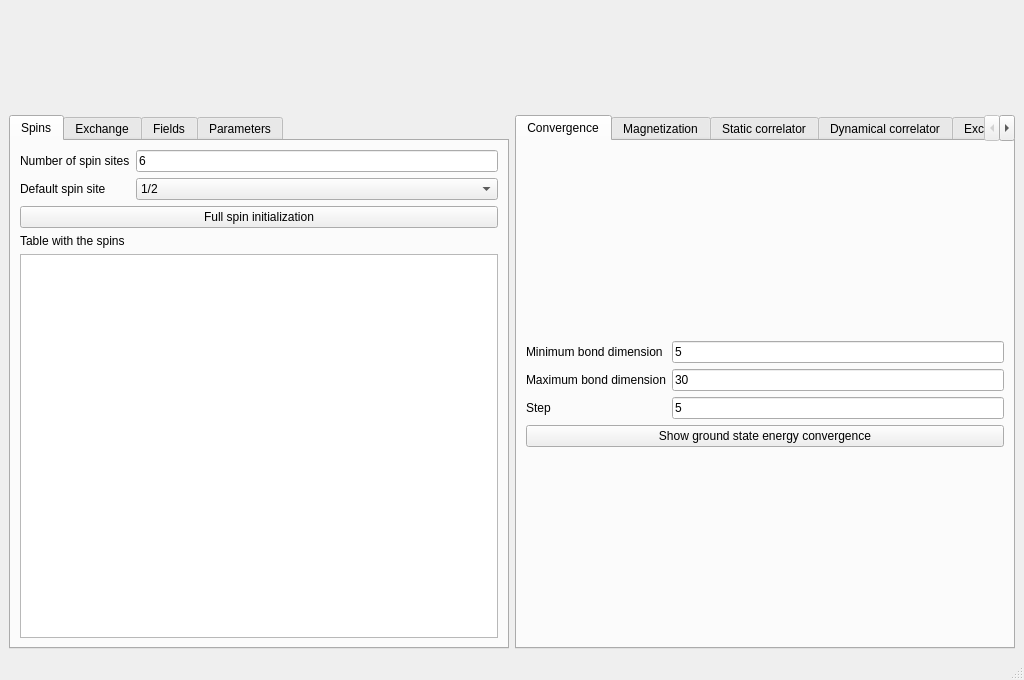
Before: the Qt Designer form interface/interface.ui in joselado/spinflare, drawn with Qt 5.
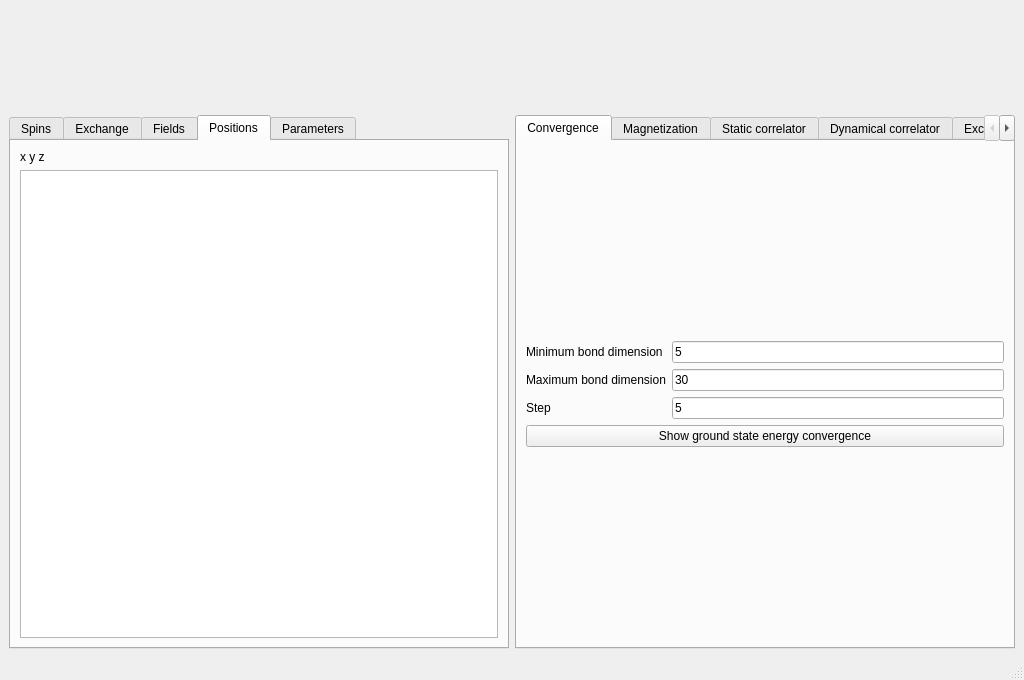
After: the same form once the commit is applied. The open tabs and pages were chosen to show the change.

Patch:
```diff
--- a/interface/interface.ui
+++ b/interface/interface.ui
@@ -449,6 +449,27 @@
         </item>
        </layout>
       </widget>
+      <widget class="QWidget" name="tab_18">
+       <attribute name="title">
+        <string>Positions</string>
+       </attribute>
+       <layout class="QGridLayout" name="gridLayout_34">
+        <item row="0" column="0">
+         <widget class="QLabel" name="label_39">
+          <property name="text">
+           <string>x y z</string>
+          </property>
+         </widget>
+        </item>
+        <item row="1" column="0">
+         <widget class="QTextEdit" name="xyz_box">
+          <property name="toolTip">
+           <string>Latest data that has been computed</string>
+          </property>
+         </widget>
+        </item>
+       </layout>
+      </widget>
       <widget class="QWidget" name="tab_10">
        <attribute name="title">
         <string>Parameters</string>
```
Left out of the diff: 4 changed lines with no effect on the pictures.
